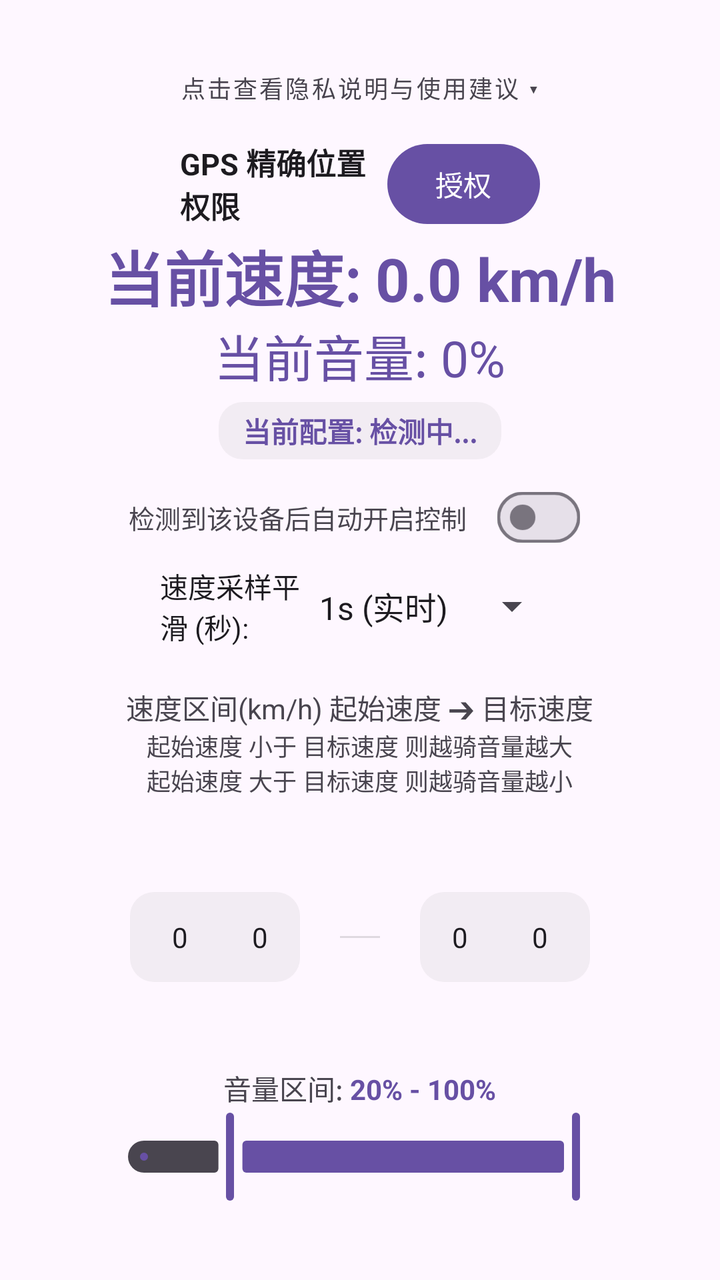
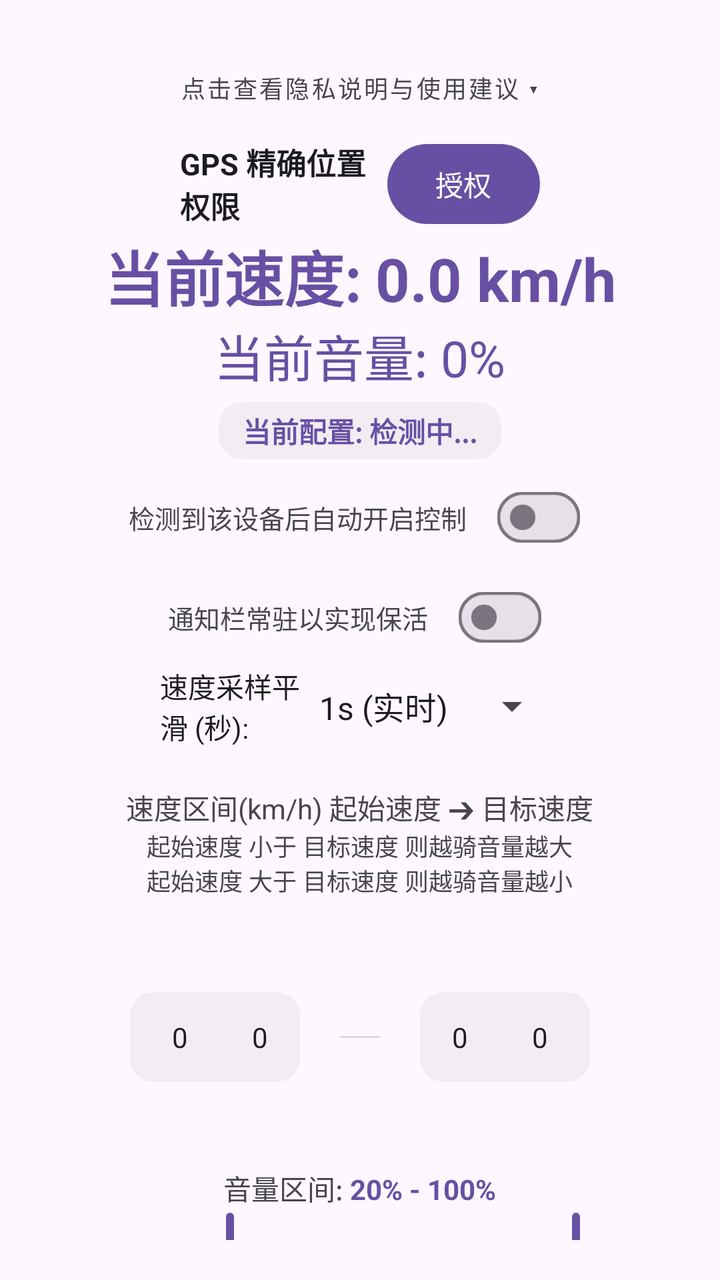

Compare the two renders of this Android layout. The source of the first and the diff that turns it into the second are given below.
<!-- AndroidManifest.xml: application theme Theme.CyclingVolumeControl -->
<!-- res/layout/activity_main.xml -->
<?xml version="1.0" encoding="utf-8"?>
<LinearLayout xmlns:android="http://schemas.android.com/apk/res/android"
    android:id="@+id/main"
    android:layout_width="match_parent"
    android:layout_height="match_parent"
    android:orientation="vertical"
    android:padding="20dp"
    android:gravity="top|center_horizontal"
    android:background="?android:attr/colorBackground">

    
    <LinearLayout
        android:layout_width="match_parent"
        android:layout_height="wrap_content"
        android:orientation="vertical"
        android:gravity="center_horizontal"
        android:padding="0dp">

        <Button
            android:id="@+id/btnShowPrivacy"
            style="@style/Widget.MaterialComponents.Button.TextButton"
            android:layout_width="wrap_content"
            android:layout_height="wrap_content"
            android:text="点击查看隐私说明与使用建议 ▾"
            android:textSize="12sp"
            android:textColor="?android:attr/textColorSecondary" />

        
    </LinearLayout>


    
    <LinearLayout
        android:layout_width="match_parent"
        android:layout_height="wrap_content"
        android:orientation="horizontal"
        android:gravity="center_vertical"
        android:layout_marginBottom="0dp"
        android:paddingHorizontal="70dp">

        <TextView
            android:layout_width="0dp"
            android:layout_weight="1"
            android:layout_height="wrap_content"
            android:text="GPS 精确位置权限"
            android:textSize="15sp"
            android:textStyle="bold"
            android:textColor="?android:attr/textColorPrimary" />

        <Button
            android:id="@+id/btnPermissionFine"
            android:layout_width="wrap_content"
            android:layout_height="wrap_content"
            android:text="授权"
            android:minWidth="10dp" />
    </LinearLayout>

    
    <TextView
        android:id="@+id/speedText"
        android:layout_width="wrap_content"
        android:layout_height="wrap_content"
        android:text="当前速度: 0.0 km/h"
        android:textSize="30sp"
        android:textColor="?android:attr/colorPrimary"
        android:textStyle="bold" />

    <TextView
        android:id="@+id/volumeText"
        android:layout_width="wrap_content"
        android:layout_height="wrap_content"
        android:layout_marginTop="0dp"
        android:text="当前音量: 0%"
        android:textSize="25sp"
        android:textColor="?android:attr/colorPrimary"/>

    
    <TextView
        android:id="@+id/deviceTypeText"
        android:layout_width="wrap_content"
        android:layout_height="wrap_content"
        android:layout_marginTop="5dp"
        android:text="当前配置: 检测中..."
        android:textSize="14sp"
        android:paddingHorizontal="12dp"
        android:paddingVertical="4dp"
        android:background="@drawable/bg_picker_selection"
        android:textColor="?android:attr/colorPrimary"
        android:textStyle="bold" />

    
    <LinearLayout
        android:layout_width="wrap_content"
        android:layout_height="wrap_content"
        android:orientation="horizontal"
        android:gravity="center_vertical"
        android:layout_marginTop="5dp">

        <TextView
            android:layout_width="wrap_content"
            android:layout_height="wrap_content"
            android:text="检测到该设备后自动开启控制"
            android:textSize="13sp"
            android:textColor="?android:attr/textColorSecondary" />

        <com.google.android.material.materialswitch.MaterialSwitch
            android:id="@+id/autoStartSwitch"
            android:layout_width="wrap_content"
            android:layout_height="wrap_content"
            android:layout_marginStart="10dp"
            android:scaleX="0.8"
            android:scaleY="0.8" />
    </LinearLayout>

    
    <LinearLayout
        android:layout_width="match_parent"
        android:layout_height="wrap_content"
        android:orientation="horizontal"
        android:gravity="center_vertical"
        android:layout_marginTop="0dp"
        android:paddingHorizontal="60dp">

        <TextView
            android:layout_width="0dp"
            android:layout_height="wrap_content"
            android:layout_weight="1"
            android:text="速度采样平滑 (秒):"
            android:textColor="?android:attr/textColorPrimary"
            android:textSize="14sp" />

        <Spinner
            android:id="@+id/samplingSpinner"
            android:layout_width="wrap_content"
            android:layout_height="wrap_content"
            android:minHeight="30dp"
            android:entries="@array/sampling_options" />
    </LinearLayout>

    
    <LinearLayout
        android:layout_width="match_parent"
        android:layout_height="wrap_content"
        android:orientation="vertical"
        android:layout_marginTop="20dp"
        android:paddingHorizontal="30dp">

        
        <TextView
            android:layout_width="wrap_content"
            android:layout_height="wrap_content"
            android:text="速度区间(km/h) 起始速度 ➔ 目标速度"
            android:textSize="14sp"
            android:textColor="?android:attr/textColorSecondary"
            android:layout_gravity="center_horizontal"
            android:layout_marginBottom="0dp"/>

        <TextView
            android:layout_width="wrap_content"
            android:layout_height="wrap_content"
            android:text="起始速度 小于 目标速度 则越骑音量越大\n起始速度 大于 目标速度 则越骑音量越小"
            android:textSize="12sp"
            android:textColor="?android:attr/textColorSecondary"
            android:layout_gravity="center_horizontal" />

        
        <FrameLayout
            android:layout_width="match_parent"
            android:layout_height="120dp"
            android:layout_marginTop="10dp">

            
            <LinearLayout
                android:layout_width="match_parent"
                android:layout_height="match_parent"
                android:orientation="horizontal"
                android:gravity="center">

                
                <View
                    android:layout_width="85dp"
                    android:layout_height="45dp"
                    android:background="@drawable/bg_picker_selection" />

                
                <View
                    android:layout_width="60dp"
                    android:layout_height="match_parent" />

                
                <View
                    android:layout_width="85dp"
                    android:layout_height="45dp"
                    android:background="@drawable/bg_picker_selection" />
            </LinearLayout>

            
            <LinearLayout
                android:layout_width="match_parent"
                android:layout_height="match_parent"
                android:orientation="horizontal"
                android:gravity="center">

                
                <NumberPicker
                    android:id="@+id/npMinTen"
                    android:layout_width="40dp"
                    android:layout_height="match_parent"
                    android:selectionDividerHeight="0dp" />
                <NumberPicker
                    android:id="@+id/npMinUnit"
                    android:layout_width="40dp"
                    android:layout_height="match_parent"
                    android:selectionDividerHeight="0dp" />

                
                <View
                    android:layout_width="20dp"
                    android:layout_height="1dp"
                    android:background="?android:attr/listDivider"
                    android:layout_marginHorizontal="20dp"/>

                
                <NumberPicker
                    android:id="@+id/npMaxTen"
                    android:layout_width="40dp"
                    android:layout_height="match_parent"
                    android:selectionDividerHeight="0dp" />
                <NumberPicker
                    android:id="@+id/npMaxUnit"
                    android:layout_width="40dp"
                    android:layout_height="match_parent"
                    android:selectionDividerHeight="0dp" />
            </LinearLayout>
        </FrameLayout>

        
        <LinearLayout
            android:layout_width="wrap_content"
            android:layout_height="wrap_content"
            android:orientation="horizontal"
            android:layout_marginTop="5dp"
            android:layout_gravity="center_horizontal">

            <TextView
                android:layout_width="wrap_content"
                android:layout_height="wrap_content"
                android:text="音量区间: "
                android:textSize="14sp"
                android:textColor="?android:attr/textColorSecondary"/>

            <TextView
                android:id="@+id/volumeRangeText"
                android:layout_width="wrap_content"
                android:layout_height="wrap_content"
                android:text="20% - 100%"
                android:textSize="14sp"
                android:textStyle="bold"
                android:textColor="?android:attr/colorPrimary"/>
        </LinearLayout>

        
        <com.google.android.material.slider.RangeSlider
            android:id="@+id/volumeRangeSlider"
            android:layout_width="match_parent"
            android:layout_height="wrap_content"
            android:valueFrom="0.0"
            android:valueTo="100.0"
            app:values="@array/initial_range_values"
            app:labelBehavior="gone"
            xmlns:app="http://schemas.android.com/apk/res-auto"
            app:thumbColor="?android:attr/colorPrimary"
            app:trackColorActive="?android:attr/colorPrimary"
            app:trackColorInactive="?android:attr/colorControlNormal" />
    </LinearLayout>

    
    <Button
        android:id="@+id/btnStart"
        android:layout_width="200dp"
        android:layout_height="50dp"
        android:layout_marginTop="20dp"
        android:backgroundTint="?android:attr/colorPrimary"
        android:enabled="false"
        android:text="开始控制音量"
        android:textSize="20sp"
        style="@style/Widget.MaterialComponents.Button"
        android:textColor="?attr/colorOnPrimary"
        xmlns:app="http://schemas.android.com/apk/res-auto"
        app:cornerRadius="25dp" />

    <TextView
        android:layout_width="match_parent"
        android:layout_height="wrap_content"
        android:background="?android:attr/selectableItemBackground"
        android:padding="16dp"
        android:text="当前速度与音量开始控制后才会实时更新。\n控制过程中无法调节速度区间与音量区间，如需调节请先暂停控制。"
        android:textColor="?android:attr/textColorSecondary"
        android:textSize="12sp"
        android:lineSpacingExtra="4dp"
        android:layout_marginBottom="0dp" />

</LinearLayout>
<!-- resources referenced by this layout -->
<resources>
  <array name="initial_range_values">
          <item>20.0</item>
          <item>100.0</item>
      </array>
  <string-array name="sampling_options">
          <item>1s (实时)</item>
          <item>3s (平滑)</item>
          <item>5s (极稳)</item>
      </string-array>
  <!-- drawable bg_picker_selection (drawable) -->
  <?xml version="1.0" encoding="utf-8"?>
  <shape xmlns:android="http://schemas.android.com/apk/res/android">
      <solid android:color="#1A888888" /> 
      <corners android:radius="12dp" />
  </shape>
  <style name="Theme.CyclingVolumeControl" parent="Base.Theme.CyclingVolumeControl" />
  <style name="Base.Theme.CyclingVolumeControl" parent="Theme.Material3.DayNight.NoActionBar">
          
          
      </style>
</resources>

<!-- the commit's change to res/layout/activity_main.xml (unified diff, before → after) -->
@@ -105,6 +105,30 @@
 
         <com.google.android.material.materialswitch.MaterialSwitch
             android:id="@+id/autoStartSwitch"
+            android:layout_width="wrap_content"
+            android:layout_height="wrap_content"
+            android:layout_marginStart="10dp"
+            android:scaleX="0.8"
+            android:scaleY="0.8" />
+    </LinearLayout>
+
+    
+    <LinearLayout
+        android:layout_width="wrap_content"
+        android:layout_height="wrap_content"
+        android:orientation="horizontal"
+        android:gravity="center_vertical"
+        android:layout_marginTop="2dp">
+
+        <TextView
+            android:layout_width="wrap_content"
+            android:layout_height="wrap_content"
+            android:text="通知栏常驻以实现保活"
+            android:textSize="13sp"
+            android:textColor="?android:attr/textColorSecondary" />
+
+        <com.google.android.material.materialswitch.MaterialSwitch
+            android:id="@+id/persistNotifSwitch"
             android:layout_width="wrap_content"
             android:layout_height="wrap_content"
             android:layout_marginStart="10dp"
